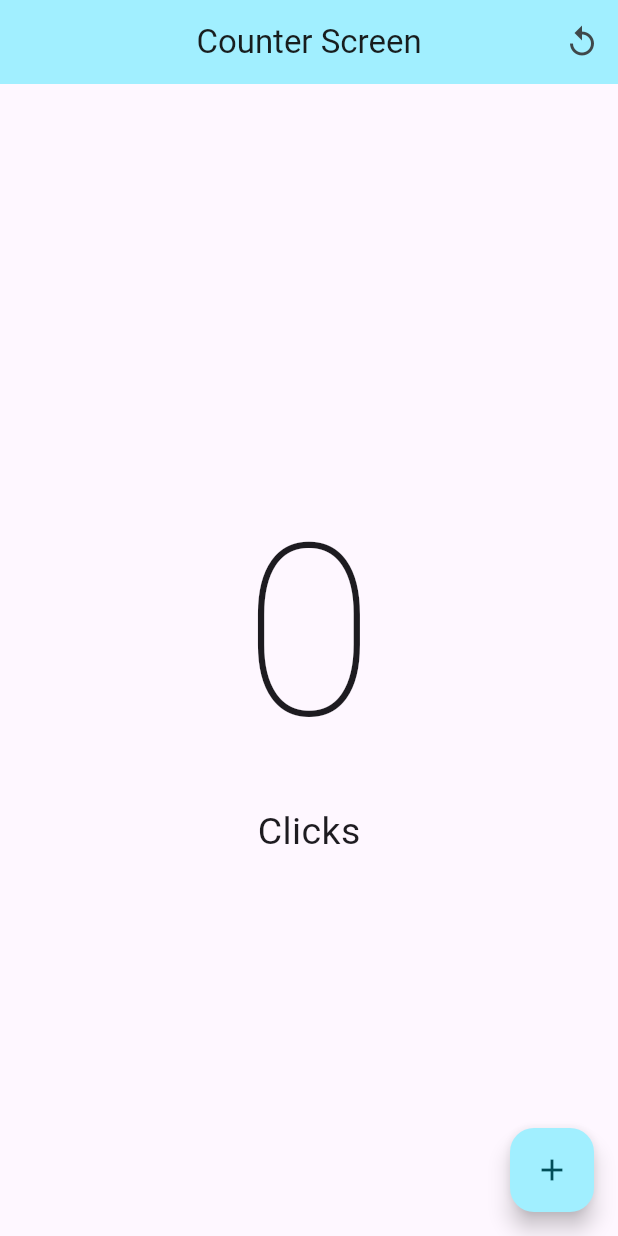
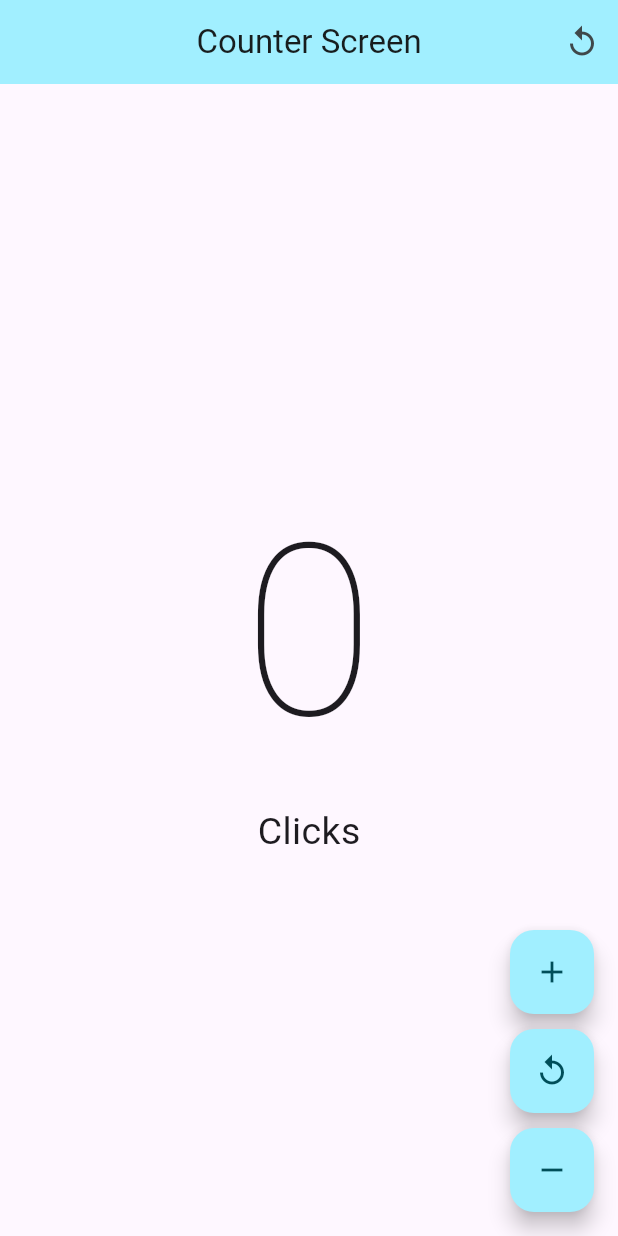
Before and after one commit to eacardenase/flutter-op-counter, a Flutter app: the screen it shows after launch, on a phone screen of 412 x 824 dp. Run offline on Flutter 3.47's test engine with Material 3 defaults, Android fonts, the phone set to English and light mode, and no system bars.

Commit message:
feat: add reset and decrease counter buttons

```diff
--- a/lib/presentation/screens/counter/counter_screen.dart
+++ b/lib/presentation/screens/counter/counter_screen.dart
@@ -23,6 +23,14 @@ class _CounterScreenState extends State<CounterScreen> {
   void _resetCounter() {
     setState(() {
       _clickCounter = 0;
+    });
+  }
+
+  void _decreaseCounter() {
+    setState(() {
+      if (_clickCounter > 0) {
+        _clickCounter--;
+      }
     });
   }
 
@@ -59,9 +67,24 @@ class _CounterScreenState extends State<CounterScreen> {
           ],
         ),
       ),
-      floatingActionButton: FloatingActionButton(
-        onPressed: _incrementCounter,
-        child: const Icon(Icons.add),
+      floatingActionButton: Column(
+        mainAxisAlignment: MainAxisAlignment.end,
+        children: [
+          FloatingActionButton(
+            onPressed: _incrementCounter,
+            child: const Icon(Icons.add),
+          ),
+          const SizedBox(height: 10),
+          FloatingActionButton(
+            onPressed: _resetCounter,
+            child: const Icon(Icons.replay),
+          ),
+          const SizedBox(height: 10),
+          FloatingActionButton(
+            onPressed: _decreaseCounter,
+            child: const Icon(Icons.remove),
+          ),
+        ],
       ),
     );
   }
```
